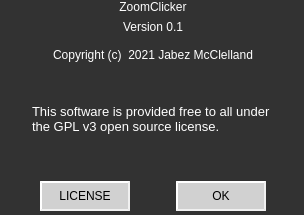
The window that python_code/about.ui (jabezmcc/ZoomClicker) describes before a commit, drawn with Qt 5.
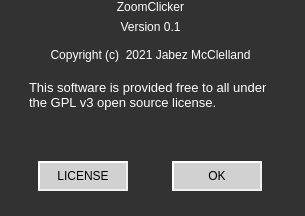
The same window after the commit.

```diff
--- a/python_code/about.ui
+++ b/python_code/about.ui
@@ -6,8 +6,8 @@
    <rect>
     <x>0</x>
     <y>0</y>
-    <width>304</width>
-    <height>215</height>
+    <width>305</width>
+    <height>216</height>
    </rect>
   </property>
   <property name="windowTitle">
@@ -21,8 +21,8 @@
     <rect>
      <x>0</x>
      <y>0</y>
-     <width>306</width>
-     <height>211</height>
+     <width>301</width>
+     <height>191</height>
     </rect>
    </property>
    <layout class="QVBoxLayout" name="verticalLayout">
@@ -104,7 +104,7 @@
       </property>
      </widget>
     </item>
-    <item alignment="Qt::AlignHCenter|Qt::AlignVCenter">
+    <item alignment="Qt::AlignHCenter|Qt::AlignTop">
      <widget class="QTextBrowser" name="textBrowser">
       <property name="sizePolicy">
        <sizepolicy hsizetype="Fixed" vsizetype="Fixed">
@@ -115,7 +115,7 @@
       <property name="maximumSize">
        <size>
         <width>250</width>
-        <height>50</height>
+        <height>40</height>
        </size>
       </property>
       <property name="styleSheet">
```
